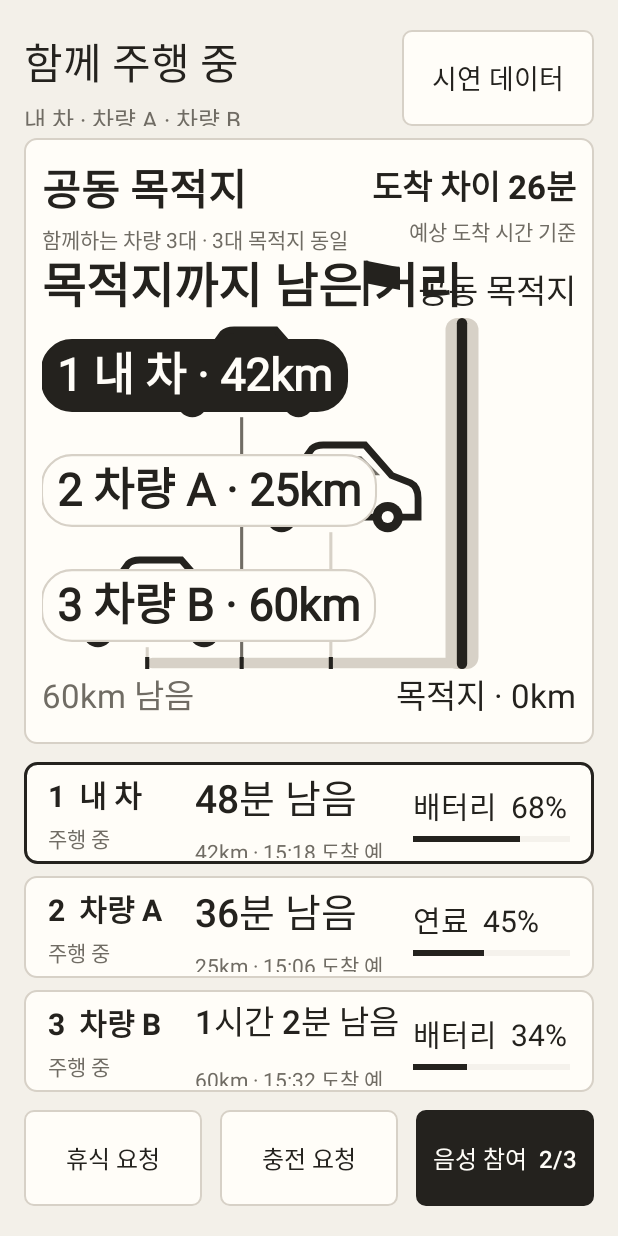
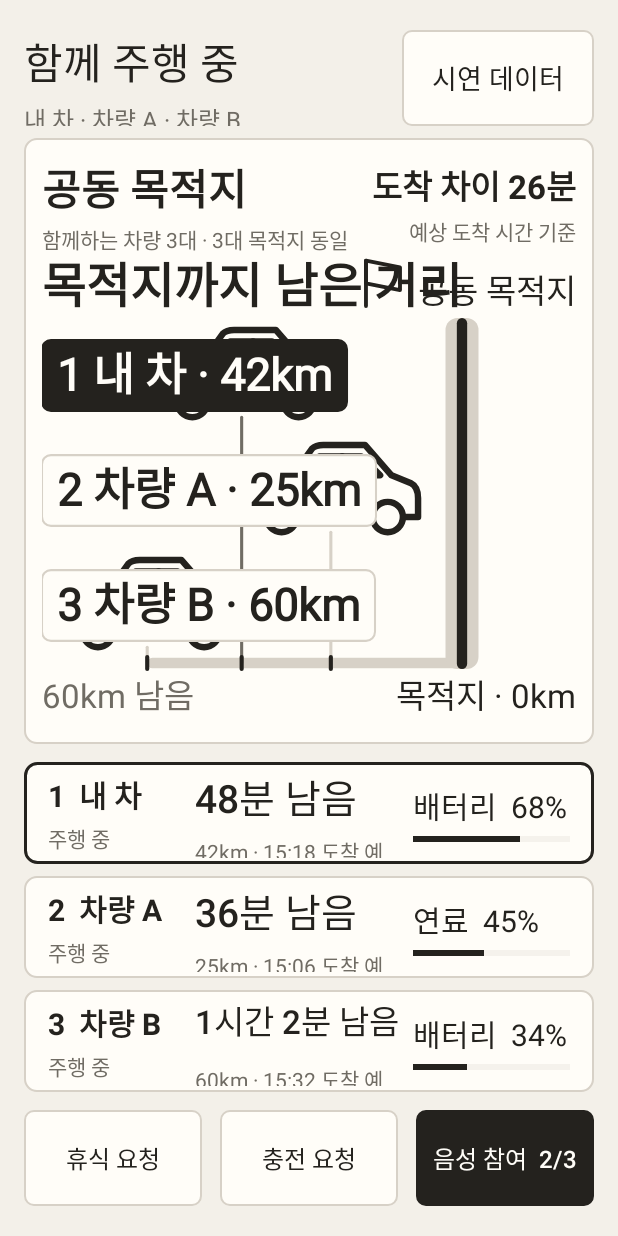
Before and after one commit to HYUNDAI-APP-PROJ/CoDrive, an Android app: the screen it shows after launch (DrivingStatusActivity), on a phone screen of 412 x 824 dp. Run offline under Robolectric (Android 15) with nearby library versions, the phone set to English and light mode, and no system bars.

Commit message:
fix: 거리 비교 아이콘과 이름표 스타일 통일

```diff
--- a/app/src/main/java/com/codrive/convoy/ui/RemainingDistanceTrack.java
+++ b/app/src/main/java/com/codrive/convoy/ui/RemainingDistanceTrack.java
@@ -92,7 +92,7 @@ public final class RemainingDistanceTrack extends View {
         float density = getResources().getDisplayMetrics().density;
         compact = getWidth() / density < 1000;
         float height = getHeight() / density;
-        boolean spacious = getWidth() / density >= 1400 && height >= 300;
+        boolean spacious = getWidth() / density >= 900 && height >= 300;
         labelSize = spacious ? 36 : height >= 240 ? 30 : height >= 170 ? 24 : height >= 145 ? 18 : 16;
         headingSize = spacious ? 36 : height >= 240 ? 32 : height >= 170 ? 28 : height >= 145 ? 22 : 20;
         axisSize = spacious ? 24 : height >= 240 ? 22 : height >= 170 ? 20 : height >= 145 ? 18 : 16;
@@ -149,10 +149,12 @@ public final class RemainingDistanceTrack extends View {
         float flagX = getWidth() - paint.measureText("공동 목적지") - dp(15 * flagScale + 12);
         canvas.save(); canvas.translate(flagX, dp(headingSize + 4 - 20 * flagScale));
         canvas.scale(dp(flagScale), dp(flagScale));
-        paint.setColor(ink); canvas.drawPath(destinationFlag, paint);
-        paint.setStrokeWidth(2); canvas.drawLine(0, 0, 0, 20, paint); canvas.restore();
+        paint.setColor(ink); paint.setStyle(Paint.Style.STROKE); paint.setStrokeWidth(1.7f);
+        paint.setStrokeCap(Paint.Cap.ROUND); paint.setStrokeJoin(Paint.Join.ROUND);
+        canvas.drawPath(destinationFlag, paint);
+        canvas.drawLine(0, 0, 0, 20, paint); canvas.restore();
 
-        paint.setColor(line);
+        paint.setColor(line); paint.setStyle(Paint.Style.FILL);
         float axisHalfWidth = dp(2.5f * detailScale);
         canvas.drawRoundRect(left, baseline - axisHalfWidth, right, baseline + axisHalfWidth, axisHalfWidth, axisHalfWidth, paint);
         // The common destination is a prominent vertical rail shared by every vehicle row.
@@ -175,7 +177,7 @@ public final class RemainingDistanceTrack extends View {
             drawCar(canvas, marker, ink);
             int fill = color(marker.own ? R.color.convoy_own : R.color.convoy_surface);
             paint.setStyle(Paint.Style.FILL); paint.setColor(fill);
-            float radius = Math.min(dp(20), marker.labelBounds.height() / 2);
+            float radius = dp(6);
             canvas.drawRoundRect(marker.labelBounds, radius, radius, paint);
             paint.setStyle(Paint.Style.STROKE); paint.setStrokeWidth(dp(detailScale));
             paint.setColor(marker.own ? fill : line);
@@ -191,17 +193,17 @@ public final class RemainingDistanceTrack extends View {
     }
 
     private void drawCar(Canvas canvas, Marker marker, int ink) {
-        int fill = color(marker.own ? R.color.convoy_own : R.color.convoy_surface);
-        int window = color(marker.own ? R.color.convoy_own_ink : R.color.convoy_muted);
         canvas.save(); canvas.translate(marker.x, marker.y); canvas.scale(dp(carScale), dp(carScale));
-        paint.setStyle(Paint.Style.FILL); paint.setColor(fill); canvas.drawPath(carBody, paint);
-        paint.setStyle(Paint.Style.STROKE); paint.setStrokeWidth(1.8f); paint.setColor(ink);
+        paint.setStyle(Paint.Style.FILL); paint.setColor(color(R.color.convoy_surface)); canvas.drawPath(carBody, paint);
+        paint.setStyle(Paint.Style.STROKE); paint.setStrokeWidth(1.7f); paint.setColor(ink);
+        paint.setStrokeCap(Paint.Cap.ROUND); paint.setStrokeJoin(Paint.Join.ROUND);
         canvas.drawPath(carBody, paint);
-        paint.setStyle(Paint.Style.FILL); paint.setColor(window); canvas.drawPath(carWindow, paint);
-        paint.setColor(fill); paint.setStrokeWidth(1.8f); canvas.drawLine(3, -9, 3, -4, paint);
-        paint.setColor(ink); canvas.drawCircle(-13, 7, 4, paint); canvas.drawCircle(15, 7, 4, paint);
-        paint.setColor(color(R.color.convoy_surface));
-        canvas.drawCircle(-13, 7, 1.6f, paint); canvas.drawCircle(15, 7, 1.6f, paint);
+        canvas.drawPath(carWindow, paint);
+        canvas.drawLine(3, -9, 3, -4, paint);
+        paint.setStyle(Paint.Style.FILL); paint.setColor(color(R.color.convoy_surface));
+        canvas.drawCircle(-13, 7, 4, paint); canvas.drawCircle(15, 7, 4, paint);
+        paint.setStyle(Paint.Style.STROKE); paint.setColor(ink);
+        canvas.drawCircle(-13, 7, 4, paint); canvas.drawCircle(15, 7, 4, paint);
         canvas.restore();
     }
 }
```
